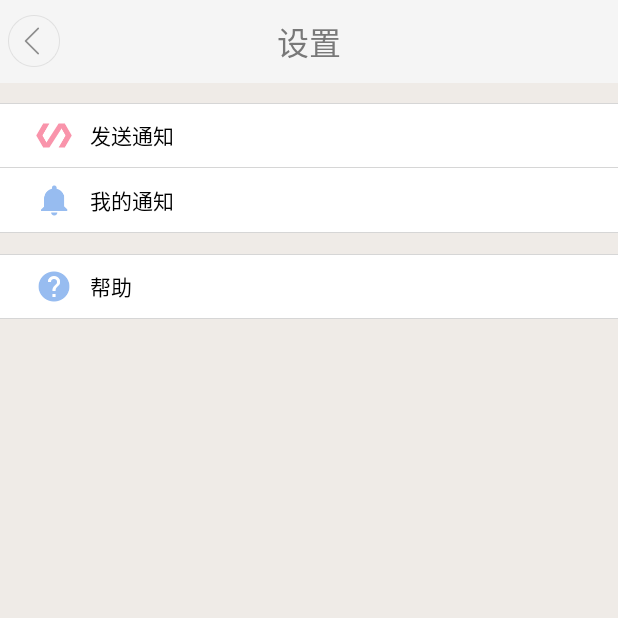
After one commit to acmelacross/YifaEXPDriver, an Android app: the SetOtherActivity screen opened directly, with no data from a screen before it, on a phone screen of 412 x 824 dp, the top half of it. The commit adds this screen. Run offline under Robolectric (Android 15) with nearby library versions, the phone set to English and light mode, and no system bars.

Commit message:
1新的设置页面 2发送通知的司机筛选列表

```diff
--- a/app/src/main/AndroidManifest.xml
+++ b/app/src/main/AndroidManifest.xml
@@ -76,6 +76,7 @@
 
 
 
+
         <service android:name="com.amap.api.location.APSService" />
 
         <meta-data
@@ -100,7 +101,9 @@
             android:value="first_sanliuling" />
 
         <activity android:name=".main.Navictivity" />
-        <activity android:name=".main.RegisterNoActivity"></activity>
+        <activity android:name=".main.RegisterNoActivity" />
+        <activity android:name=".menu.set.SetOtherActivity" />
+        <activity android:name=".menu.set.DriversActivity"></activity>
     </application>
 
 </manifest>
--- a/app/src/main/java/com/wfzzkj/yifaexpdriver/menu/MenuMainActivity.java
+++ b/app/src/main/java/com/wfzzkj/yifaexpdriver/menu/MenuMainActivity.java
@@ -10,6 +10,7 @@ import android.content.Intent;
 import android.widget.TextView;
 
 import com.wfzzkj.yifaexpdriver.R;
+import com.wfzzkj.yifaexpdriver.menu.set.SetOtherActivity;
 import com.wfzzkj.yifaexpdriver.modle.GoodsForYifa;
 import com.wfzzkj.yifaexpdriver.modle.UserForYifa;
 import com.wfzzkj.yifaexpdriver.utils.FailedlWrite;
@@ -69,7 +70,7 @@ public class MenuMainActivity extends Activity implements OnClickListener {
                startActivityForResult(i, REQUEST_CODE);
 		break;
 	case R.id.ivMenuQita:
-		ToastUtils.showShort(getApplicationContext(), "该功能暂未开放");
+		startActivity(new Intent().setClass(getApplicationContext(), SetOtherActivity.class));
 		break;
 		default:
 			break;
--- a/app/src/main/java/com/wfzzkj/yifaexpdriver/menu/ZhouBianWuLiuActivity.java
+++ b/app/src/main/java/com/wfzzkj/yifaexpdriver/menu/ZhouBianWuLiuActivity.java
@@ -59,13 +59,13 @@ public class ZhouBianWuLiuActivity extends Activity {
     private void printPointWithMap(){
     	//MyMapUtil.drawMarkerAndWinWithLon(aMap, 30.679879, 104.064855, "主人,我到这里啦", "外星地点", false).showInfoWindow();
     	Marker marker =  aMap.addMarker(new MarkerOptions().anchor(0.5f, 0.5f)
-				.position(new LatLng(30.679879, 104.064855)).title("成都市")
-				.snippet("成都市:30.679879, 104.064855").draggable(true).icon(BitmapDescriptorFactory
+				.position(new LatLng(36.683584, 119.14407)).title("潍坊市")//119.14407,36.683584
+				.snippet("潍坊市奎文区金銮御景城").draggable(true).icon(BitmapDescriptorFactory
 						.fromResource(R.drawable.map_huo_where)));
     	marker.showInfoWindow();
          MyMapUtil.changeCamera(aMap,
 					CameraUpdateFactory.newCameraPosition(new CameraPosition(
-							new LatLng(30.679879, 104.064855), 18, 0, 30)));
+							new LatLng(36.683584, 119.14407), 18, 0, 30)));
     }
 
 }
--- /dev/null
+++ b/app/src/main/java/com/wfzzkj/yifaexpdriver/menu/set/SetOtherActivity.java
@@ -0,0 +1,54 @@
+package com.wfzzkj.yifaexpdriver.menu.set;
+
+import android.app.Activity;
+import android.content.Intent;
+import android.support.v7.app.AppCompatActivity;
+import android.os.Bundle;
+import android.view.View;
+import android.widget.RelativeLayout;
+import android.widget.TextView;
+
+import com.wfzzkj.yifaexpdriver.R;
+
+public class SetOtherActivity extends Activity {
+    RelativeLayout rlSetWodeDongTai;
+    RelativeLayout rlSetWodeTongZhi;
+    RelativeLayout rlSetHelp;
+
+    @Override
+    protected void onCreate(Bundle savedInstanceState) {
+        super.onCreate(savedInstanceState);
+        setContentView(R.layout.activity_set_other);
+        initView();
+    }
+
+    private void initView() {
+        // TODO Auto-generated method stub
+        ((TextView)findViewById(R.id.title)).setText("设置");
+        //返回按钮
+        findViewById(R.id.imgvPoiTitleBack).setOnClickListener(new View.OnClickListener() {
+            @Override
+            public void onClick(View arg0) {
+                // TODO Auto-generated method stub
+                finish();
+            }
+        });
+        rlSetHelp =(RelativeLayout) findViewById(R.id.rlSetHelp);
+        rlSetWodeTongZhi =(RelativeLayout) findViewById(R.id.rlSetWodeTongZhi);
+        rlSetWodeDongTai =(RelativeLayout) findViewById(R.id.rlSetWodeDongTai);
+
+        rlSetWodeDongTai.setOnClickListener(new View.OnClickListener() {
+            @Override
+            public void onClick(View view) {
+                startActivity(new Intent().setClass(SetOtherActivity.this,DriversActivity.class));
+            }
+        });
+        rlSetWodeTongZhi.setOnClickListener(new View.OnClickListener() {
+            @Override
+            public void onClick(View view) {
+                startActivity(new Intent().setClass(SetOtherActivity.this,DriversActivity.class));
+            }
+        });
+    }
+
+}
--- /dev/null
+++ b/app/src/main/res/layout/activity_set_other.xml
@@ -0,0 +1,127 @@
+<?xml version="1.0" encoding="utf-8"?>
+<LinearLayout
+    android:id="@+id/llFragmentFour"
+    xmlns:android="http://schemas.android.com/apk/res/android"
+    android:layout_width="fill_parent"
+    android:layout_height="fill_parent"
+    android:background="@color/bg_gray"
+    android:orientation="vertical"
+    >
+
+
+    <include
+        android:id="@+id/menu"
+        layout="@layout/view_title"/>
+
+    <RelativeLayout
+        android:layout_width="match_parent"
+        android:layout_height="43dp"
+        android:background="@color/white"
+        android:layout_marginTop="13dp"
+        android:id="@+id/rlSetWodeDongTai"
+        android:clickable="false"
+        >
+
+        <ImageView
+            android:layout_width="@dimen/ic_width"
+            android:layout_height="@dimen/ic_height"
+            android:background="@drawable/icon_ichuxing_set_wodedongtai"
+            android:layout_centerVertical="true"
+            android:layout_marginLeft="24dp"
+            />
+
+        <TextView
+            android:layout_width="wrap_content"
+            android:layout_height="wrap_content"
+            android:text="发送通知"
+            android:layout_marginLeft="60dp"
+            android:textColor="@color/black"
+            android:layout_centerVertical="true"
+            />
+        <View
+            android:layout_width="match_parent"
+            android:layout_height="1px"
+            android:background="@color/gray_line"
+            android:layout_alignParentBottom="true"
+            />
+        <View
+            android:layout_width="match_parent"
+            android:layout_height="1px"
+            android:background="@color/gray_line"
+            android:layout_alignParentTop="true"
+            />
+    </RelativeLayout>
+    <RelativeLayout
+        android:layout_width="match_parent"
+        android:layout_height="43dp"
+        android:background="@color/white"
+        android:id="@+id/rlSetWodeTongZhi"
+        >
+        <ImageView
+            android:layout_width="@dimen/ic_width"
+            android:layout_height="@dimen/ic_height"
+            android:background="@drawable/icon_ichuxing_set_wodetongzhi"
+            android:layout_centerVertical="true"
+            android:layout_marginLeft="24dp"
+            />
+
+        <TextView
+            android:layout_width="wrap_content"
+            android:layout_height="wrap_content"
+            android:text="我的通知"
+            android:layout_marginLeft="60dp"
+            android:textColor="@color/black"
+            android:layout_centerVertical="true"
+            />
+        <View
+            android:layout_width="match_parent"
+            android:layout_height="1px"
+            android:background="@color/gray_line"
+            android:layout_alignParentBottom="true"
+            />
+
+    </RelativeLayout>
+
+
+    <RelativeLayout
+        android:layout_width="match_parent"
+        android:layout_height="43dp"
+        android:background="@color/white"
+        android:id="@+id/rlSetHelp"
+        android:layout_marginTop="14dp"
+        >
+        <ImageView
+            android:layout_width="@dimen/ic_width"
+            android:layout_height="@dimen/ic_height"
+            android:background="@drawable/icon_ichuxing_set_bangzhu"
+            android:layout_centerVertical="true"
+            android:layout_marginLeft="24dp"
+            />
+
+        <TextView
+            android:layout_width="wrap_content"
+            android:layout_height="wrap_content"
+            android:text="帮助"
+            android:layout_marginLeft="60dp"
+            android:textColor="@color/black"
+            android:layout_centerVertical="true"
+            />
+        <View
+            android:layout_width="match_parent"
+            android:layout_height="1px"
+            android:background="@color/gray_line"
+            android:layout_alignParentBottom="true"
+            />
+        <View
+            android:layout_width="match_parent"
+            android:layout_height="1px"
+            android:background="@color/gray_line"
+            android:layout_alignParentTop="true"
+            />
+    </RelativeLayout>
+
+
+
+
+
+</LinearLayout>
--- a/app/src/main/res/layout/activity_zhou_bian_wu_liu.xml
+++ b/app/src/main/res/layout/activity_zhou_bian_wu_liu.xml
@@ -8,7 +8,7 @@
           <include
             android:id="@+id/menu"
             layout="@layout/view_title"/>
-   <com.amap.api.maps2d.MapView
+   <com.amap.api.maps.MapView
         android:id="@+id/map"
         android:layout_width="match_parent"
         android:layout_height="match_parent"
--- a/app/src/main/res/values/dimens.xml
+++ b/app/src/main/res/values/dimens.xml
@@ -2,4 +2,6 @@
     <!-- Default screen margins, per the Android Design guidelines. -->
     <dimen name="activity_horizontal_margin">16dp</dimen>
     <dimen name="activity_vertical_margin">16dp</dimen>
+    <dimen name="ic_height">22dp</dimen>
+    <dimen name="ic_width">23.8dp</dimen>
 </resources>
```
Also changed, not shown: app/src/main/java/com/wfzzkj/yifaexpdriver/menu/set/DriversActivity.java (added, +134 -0 lines), app/src/main/res/layout/activity_drivers.xml (added, +25 -0 lines), app/src/main/res/layout/listitem_hongbao_details.xml (added, +52 -0 lines), app/src/main/res/drawable-hdpi/icon_ichuxing_set_bangzhu.png (added), app/src/main/res/drawable-hdpi/icon_ichuxing_set_wodedongtai.png (added), app/src/main/res/drawable-hdpi/icon_ichuxing_set_wodetongzhi.png (added).
